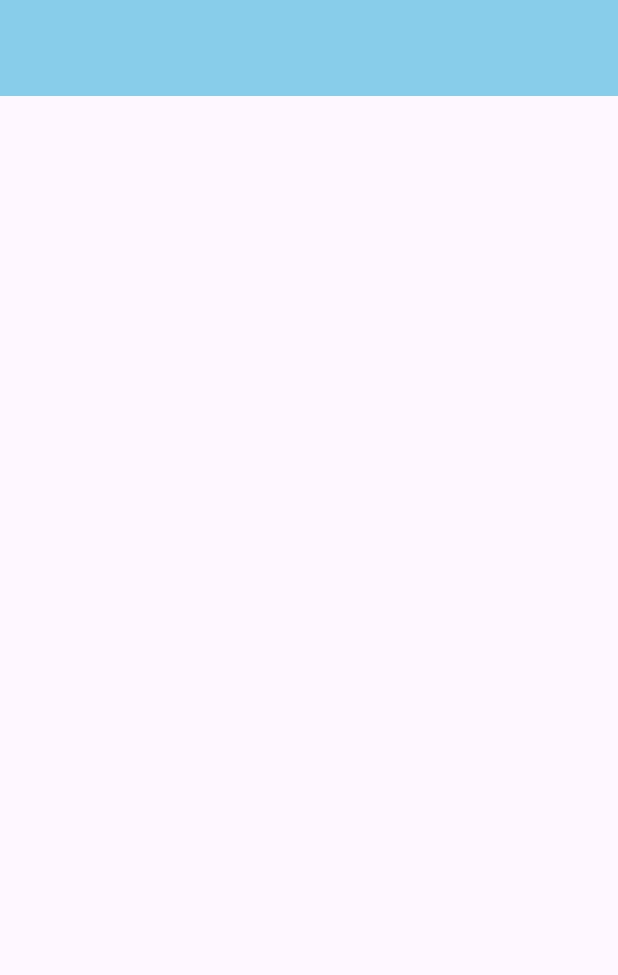
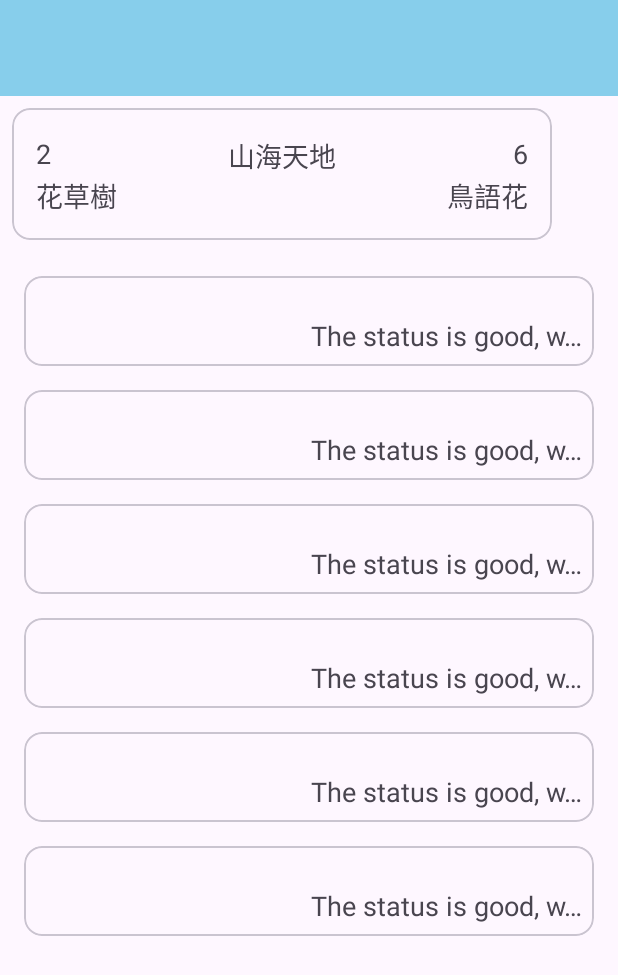
Before and after one commit to Wesely/happy-pizza, an Android app: the layout activity_main.xml on its own in the app's theme, with its tools: preview values and no code run, on a phone screen of 412 x 824 dp. Shown: the top 975 px of the screen. Run offline under Robolectric (Android 15) with nearby library versions, the phone set to English and light mode, and no system bars.

Commit message:
added basic layouts

```diff
--- a/app/src/main/res/layout/activity_main.xml
+++ b/app/src/main/res/layout/activity_main.xml
@@ -19,6 +19,36 @@
 
     </com.google.android.material.appbar.AppBarLayout>
 
-    <!-- Other UI components -->
+    <androidx.constraintlayout.widget.ConstraintLayout
+        android:layout_width="match_parent"
+        android:layout_height="match_parent"
+        app:layout_behavior="@string/appbar_scrolling_view_behavior">
+
+        <androidx.recyclerview.widget.RecyclerView
+            android:id="@+id/topRecyclerView"
+            android:layout_width="match_parent"
+            android:layout_height="wrap_content"
+            android:clipChildren="true"
+            android:padding="@dimen/margin_m"
+            app:layout_constraintStart_toStartOf="parent"
+            app:layout_constraintTop_toTopOf="parent"
+            tools:itemCount="1"
+            tools:listitem="@layout/item_horizontal_air_data"
+            tools:orientation="horizontal" />
+
+        <androidx.recyclerview.widget.RecyclerView
+            android:id="@+id/bottomRecyclerView"
+            android:layout_width="match_parent"
+            android:layout_height="0dp"
+            android:clipChildren="true"
+            android:padding="@dimen/margin_m"
+            app:layout_constraintBottom_toBottomOf="parent"
+            app:layout_constraintStart_toStartOf="parent"
+            app:layout_constraintTop_toBottomOf="@id/topRecyclerView"
+            tools:itemCount="20"
+            tools:listitem="@layout/item_vertical_air_data"
+            tools:orientation="horizontal" />
+
+    </androidx.constraintlayout.widget.ConstraintLayout>
 
 </androidx.coordinatorlayout.widget.CoordinatorLayout>
--- /dev/null
+++ b/app/src/main/res/layout/item_horizontal_air_data.xml
@@ -0,0 +1,80 @@
+<?xml version="1.0" encoding="utf-8"?>
+<com.google.android.material.card.MaterialCardView xmlns:android="http://schemas.android.com/apk/res/android"
+    xmlns:app="http://schemas.android.com/apk/res-auto"
+    xmlns:tools="http://schemas.android.com/tools"
+    android:layout_width="@dimen/horizontal_air_data_w"
+    android:layout_height="@dimen/horizontal_air_data_h">
+
+    <androidx.constraintlayout.widget.ConstraintLayout
+        android:layout_width="match_parent"
+        android:layout_height="match_parent"
+        android:padding="@dimen/margin_l">
+
+        <TextView
+            android:id="@+id/tvSiteId"
+            style="@style/TextAppearance.AppCompat.Medium"
+            android:layout_width="wrap_content"
+            android:layout_height="wrap_content"
+            app:layout_constraintStart_toStartOf="parent"
+            app:layout_constraintTop_toTopOf="parent"
+            app:layout_constraintBottom_toTopOf="@+id/halfLine"
+            app:layout_constraintEnd_toStartOf="@+id/tvSiteName"
+            app:layout_constraintHorizontal_chainStyle="spread_inside"
+            tools:text="2" />
+
+        <TextView
+            android:id="@+id/tvSiteName"
+            style="@style/TextAppearance.AppCompat.Medium"
+            android:layout_width="wrap_content"
+            android:layout_height="0dp"
+            app:layout_constraintStart_toEndOf="@+id/tvSiteId"
+            app:layout_constraintEnd_toStartOf="@+id/tvPM25"
+            app:layout_constraintTop_toTopOf="@+id/tvSiteId"
+            app:layout_constraintBottom_toBottomOf="@+id/tvSiteId"
+            tools:text="山海天地" />
+
+        <TextView
+            android:id="@+id/tvPM25"
+            style="@style/TextAppearance.AppCompat.Medium"
+            android:layout_width="wrap_content"
+            android:layout_height="0dp"
+            app:layout_constraintStart_toEndOf="@+id/tvSiteName"
+            app:layout_constraintEnd_toEndOf="parent"
+            app:layout_constraintTop_toTopOf="@+id/tvSiteId"
+            app:layout_constraintBottom_toBottomOf="@+id/tvSiteId"
+            tools:text="6" />
+
+
+        <androidx.constraintlayout.widget.Guideline
+            android:id="@+id/halfLine"
+            android:layout_width="0dp"
+            android:layout_height="wrap_content"
+            android:orientation="horizontal"
+            app:layout_constraintGuide_percent="0.5" />
+
+        <TextView
+            android:id="@+id/tvCounty"
+            style="@style/TextAppearance.AppCompat.Medium"
+            android:layout_width="wrap_content"
+            android:layout_height="wrap_content"
+            app:layout_constraintBottom_toBottomOf="parent"
+            app:layout_constraintStart_toStartOf="parent"
+            app:layout_constraintTop_toTopOf="halfLine"
+            tools:text="花草樹" />
+
+        <TextView
+            android:id="@+id/tvStatus"
+            style="@style/TextAppearance.AppCompat.Medium"
+            android:layout_width="wrap_content"
+            android:layout_height="wrap_content"
+            android:gravity="end"
+            app:layout_constraintBottom_toBottomOf="@id/tvCounty"
+            app:layout_constraintEnd_toEndOf="parent"
+            app:layout_constraintHorizontal_bias="1.0"
+            app:layout_constraintStart_toEndOf="@id/tvCounty"
+            app:layout_constraintTop_toTopOf="@id/tvCounty"
+            tools:text="鳥語花" />
+
+    </androidx.constraintlayout.widget.ConstraintLayout>
+
+</com.google.android.material.card.MaterialCardView>
--- /dev/null
+++ b/app/src/main/res/layout/item_vertical_air_data.xml
@@ -0,0 +1,39 @@
+<?xml version="1.0" encoding="utf-8"?>
+<com.google.android.material.card.MaterialCardView xmlns:android="http://schemas.android.com/apk/res/android"
+    xmlns:app="http://schemas.android.com/apk/res-auto"
+    xmlns:tools="http://schemas.android.com/tools"
+    android:layout_width="match_parent"
+    android:layout_height="@dimen/vertical_air_data_h"
+    android:layout_margin="@dimen/margin_m">
+
+    <androidx.constraintlayout.widget.ConstraintLayout
+        android:layout_width="match_parent"
+        android:layout_height="match_parent"
+        android:padding="@dimen/margin_m">
+
+
+        <androidx.constraintlayout.widget.Guideline
+            android:id="@+id/halfLine"
+            android:layout_width="0dp"
+            android:layout_height="wrap_content"
+            android:orientation="vertical"
+            app:layout_constraintGuide_percent="0.5" />
+
+
+        <TextView
+            android:id="@+id/tvStatus"
+            style="@style/TextAppearance.AppCompat.Medium"
+            android:layout_width="0dp"
+            android:layout_height="wrap_content"
+            android:gravity="end"
+            android:maxLines="1"
+            android:ellipsize="end"
+            app:layout_constraintBottom_toBottomOf="parent"
+            app:layout_constraintEnd_toEndOf="parent"
+            app:layout_constraintHorizontal_bias="1.0"
+            app:layout_constraintStart_toEndOf="@id/halfLine"
+            tools:text="@string/status_good_quality" />
+
+    </androidx.constraintlayout.widget.ConstraintLayout>
+
+</com.google.android.material.card.MaterialCardView>
--- /dev/null
+++ b/app/src/main/res/values/dimens.xml
@@ -0,0 +1,14 @@
+<?xml version="1.0" encoding="utf-8"?>
+<resources>
+
+    <!-- Default screen margins, per the Android Design guidelines. -->
+    <dimen name="margin_m">8dp</dimen>
+    <dimen name="margin_l">16dp</dimen>
+    <dimen name="text_size_small">12sp</dimen>
+    <dimen name="text_size_medium">16sp</dimen>
+    <dimen name="text_size_large">20sp</dimen>
+    <dimen name="horizontal_air_data_w">360dp</dimen>
+    <dimen name="horizontal_air_data_h">88dp</dimen>
+    <dimen name="vertical_air_data_h">60dp</dimen>
+
+</resources>
```
